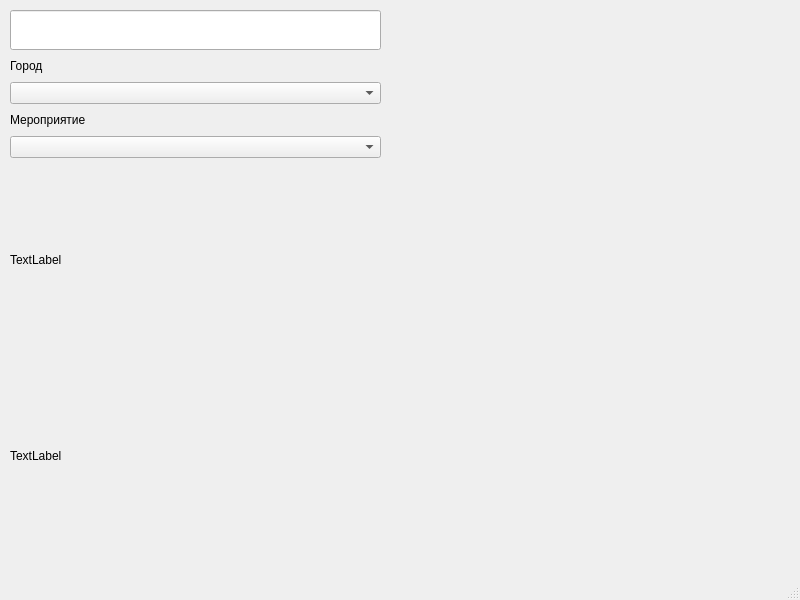
Above: barcode.ui from Shatalin89/barcode_scaner before the change. Below: the same form after it.
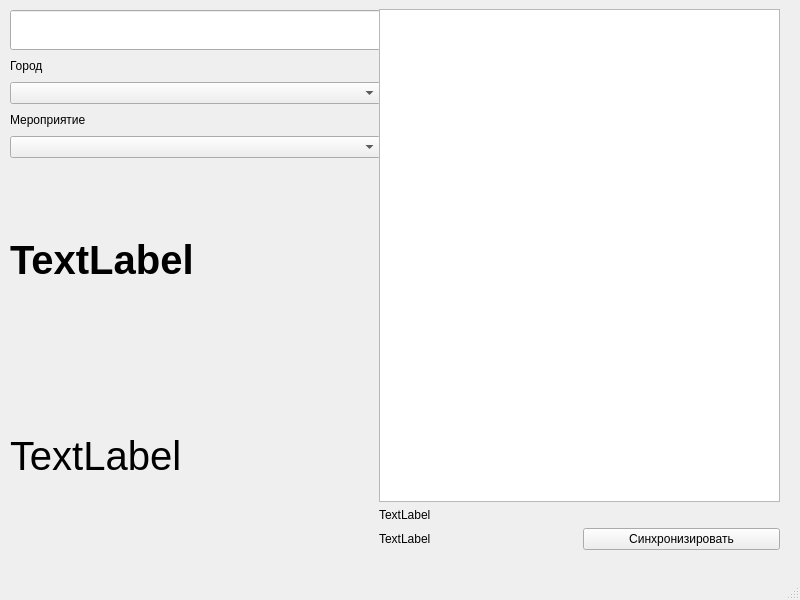
That is the form after the change.

Commit message: change ui and check barcode

Patch:
```diff
--- a/barcode.ui
+++ b/barcode.ui
@@ -68,6 +68,13 @@
      </item>
      <item>
       <widget class="QLabel" name="yesLabel">
+       <property name="font">
+        <font>
+         <pointsize>30</pointsize>
+         <weight>75</weight>
+         <bold>true</bold>
+        </font>
+       </property>
        <property name="text">
         <string>TextLabel</string>
        </property>
@@ -75,6 +82,14 @@
      </item>
      <item>
       <widget class="QLabel" name="noLabel">
+       <property name="font">
+        <font>
+         <pointsize>30</pointsize>
+        </font>
+       </property>
+       <property name="autoFillBackground">
+        <bool>false</bool>
+       </property>
        <property name="text">
         <string>TextLabel</string>
        </property>
@@ -82,6 +97,55 @@
      </item>
     </layout>
    </widget>
+   <widget class="QWidget" name="verticalLayoutWidget_2">
+    <property name="geometry">
+     <rect>
+      <x>379</x>
+      <y>9</y>
+      <width>401</width>
+      <height>541</height>
+     </rect>
+    </property>
+    <layout class="QVBoxLayout" name="verticalLayout_2">
+     <item>
+      <widget class="QTableView" name="tableView"/>
+     </item>
+     <item>
+      <widget class="QLabel" name="label">
+       <property name="maximumSize">
+        <size>
+         <width>16777215</width>
+         <height>30</height>
+        </size>
+       </property>
+       <property name="text">
+        <string>TextLabel</string>
+       </property>
+      </widget>
+     </item>
+     <item>
+      <layout class="QHBoxLayout" name="horizontalLayout">
+       <item>
+        <widget class="QLabel" name="label_2">
+         <property name="text">
+          <string>TextLabel</string>
+         </property>
+        </widget>
+       </item>
+       <item>
+        <widget class="QPushButton" name="pushButton">
+         <property name="text">
+          <string>Синхронизировать</string>
+         </property>
+        </widget>
+       </item>
+      </layout>
+     </item>
+    </layout>
+   </widget>
+   <zorder>verticalLayoutWidget</zorder>
+   <zorder>verticalLayoutWidget_2</zorder>
+   <zorder>pushButton</zorder>
   </widget>
   <widget class="QMenuBar" name="menubar">
    <property name="geometry">
```
Left out of the diff: 2 changed lines with no effect on the pictures. The commit also changes 3 other files.
